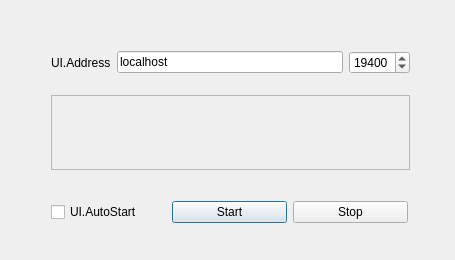
Before: the Qt Designer form src/HyperionProperties.ui in hyperion-project/hyperion-obs-plugin, drawn with Qt 5.
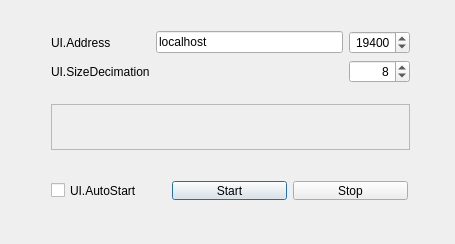
After: the same form once the commit is applied.

Commit message: Support Size Decimation

What changed in the file:
```diff
--- a/src/HyperionProperties.ui
+++ b/src/HyperionProperties.ui
@@ -7,7 +7,7 @@
     <x>0</x>
     <y>0</y>
     <width>455</width>
-    <height>260</height>
+    <height>244</height>
    </rect>
   </property>
   <property name="windowTitle">
@@ -17,7 +17,7 @@
    <property name="geometry">
     <rect>
      <x>40</x>
-     <y>40</y>
+     <y>20</y>
      <width>381</width>
      <height>141</height>
     </rect>
@@ -26,6 +26,8 @@
     <item>
      <layout class="QHBoxLayout" name="HyperionServer">
       <item>
+       <layout class="QGridLayout" name="gridLayout">
+        <item row="1" column="0">
        <widget class="QLabel" name="AddressLabel">
         <property name="toolTip">
          <string/>
@@ -35,24 +37,14 @@
         </property>
        </widget>
       </item>
-      <item>
-       <widget class="QLineEdit" name="Address">
-        <property name="toolTip">
-         <string>UI.AddressTip</string>
-        </property>
-        <property name="text">
-         <string notr="true">localhost</string>
-        </property>
-        <property name="placeholderText">
-         <string/>
-        </property>
-       </widget>
-      </item>
-      <item>
+        <item row="1" column="2">
        <widget class="QSpinBox" name="Port">
         <property name="toolTip">
          <string>UI.PortTip</string>
         </property>
+          <property name="alignment">
+           <set>Qt::AlignRight|Qt::AlignTrailing|Qt::AlignVCenter</set>
+          </property>
         <property name="minimum">
          <number>1</number>
         </property>
@@ -64,6 +56,53 @@
         </property>
        </widget>
       </item>
+        <item row="1" column="1">
+         <widget class="QLineEdit" name="Address">
+          <property name="toolTip">
+           <string>UI.AddressTip</string>
+          </property>
+          <property name="text">
+           <string notr="true">localhost</string>
+          </property>
+          <property name="placeholderText">
+           <string/>
+          </property>
+         </widget>
+        </item>
+        <item row="2" column="0">
+         <widget class="QLabel" name="SizeDecimationLabel">
+          <property name="toolTip">
+           <string/>
+          </property>
+          <property name="text">
+           <string>UI.SizeDecimation</string>
+          </property>
+         </widget>
+        </item>
+        <item row="2" column="2">
+         <widget class="QSpinBox" name="SizeDecimation">
+          <property name="toolTip">
+           <string>UI.SizeDecimationTip</string>
+          </property>
+          <property name="alignment">
+           <set>Qt::AlignRight|Qt::AlignTrailing|Qt::AlignVCenter</set>
+          </property>
+          <property name="minimum">
+           <number>1</number>
+          </property>
+          <property name="maximum">
+           <number>30</number>
+          </property>
+          <property name="singleStep">
+           <number>1</number>
+          </property>
+          <property name="value">
+           <number>8</number>
+          </property>
+         </widget>
+        </item>
+       </layout>
+      </item>
      </layout>
     </item>
     <item>
@@ -110,9 +149,9 @@
    <property name="geometry">
     <rect>
      <x>40</x>
-     <y>190</y>
+     <y>170</y>
      <width>379</width>
-     <height>44</height>
+     <height>41</height>
     </rect>
    </property>
    <layout class="QHBoxLayout" name="HyperionStreamControl">
```
Left out of the diff: 4 changed lines with no effect on the pictures. Lines whose indentation alone changed are shown as unchanged. The commit also changes 6 other files.
